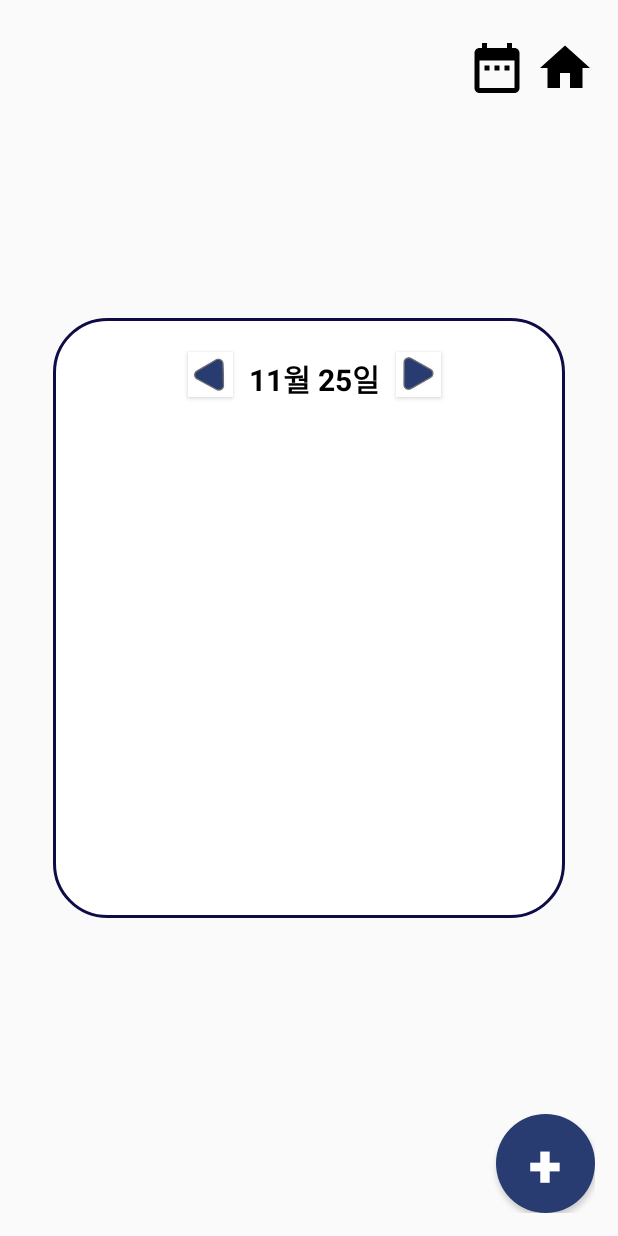
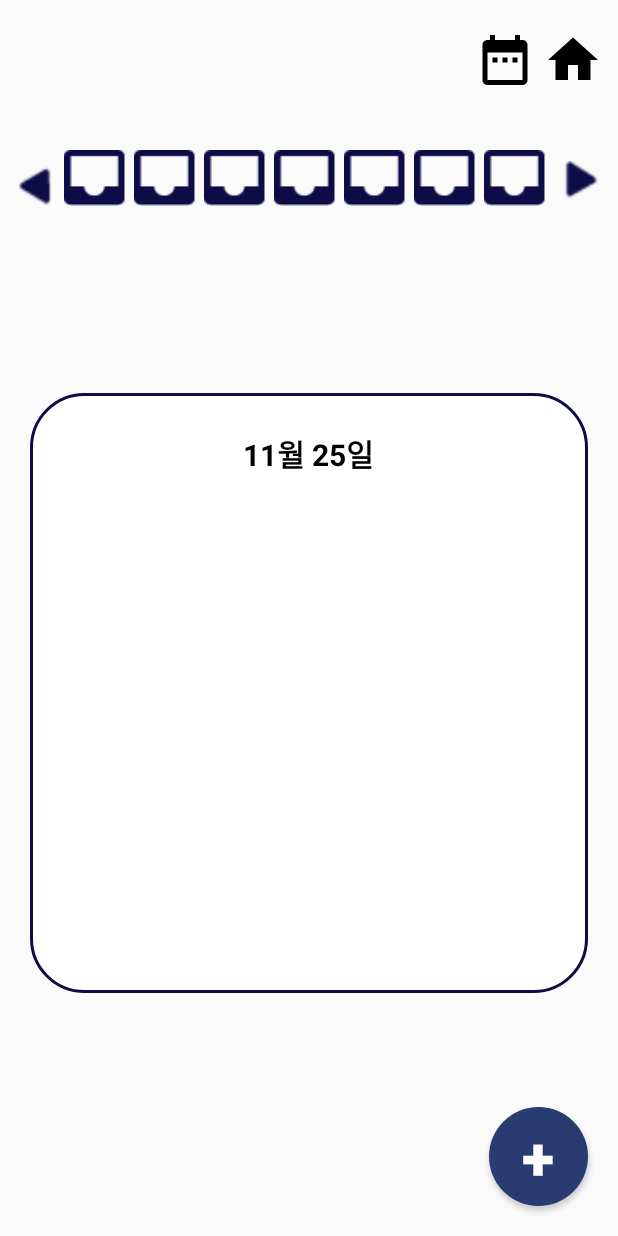
Before and after one commit to U-and-Me/TTODDO, an Android app: the main screen opened directly, with no data from a screen before it, after a tap on an icon or button, on a phone screen of 412 x 824 dp. Run offline under Robolectric (Android 15) with nearby library versions, the phone set to English and light mode, and no system bars; 1 statement that could not run was skipped.

Commit message:
todolist xml 수정

```diff
--- a/app/src/main/java/com/cookandroid/todolist/main.java
+++ b/app/src/main/java/com/cookandroid/todolist/main.java
@@ -85,46 +85,35 @@ public class main extends AppCompatActivity {
         month = cal.get(Calendar.MONTH) + 1;
         date = cal.get(Calendar.DATE);
 
+        selectDB();
+
         if(month < 10){
             if(date < 10)
                 txtDate.setText("0"+month+"월 "+"0"+date+"일");
             else
                 txtDate.setText("0"+month+"월 "+date+"일");
-        }else{
-            if(date < 10)
-                txtDate.setText(month+"월 "+"0"+date+"일");
+        }else {
+            if (date < 10)
+                txtDate.setText(month + "월 " + "0" + date + "일");
             else
-                txtDate.setText(month+"월 "+date+"일");
+                txtDate.setText(month + "월 " + date + "일");
         }
+    } //onCreate
 
-        sqlDB = listHelper.getWritableDatabase();
-        cursor = sqlDB.rawQuery("SELECT todo FROM " + "listTBL"+" WHERE year = "+year+" AND month ="+month+" AND date ="+date+";", null);
+    public void selectDB(){
+        sqlDB = listHelper.getReadableDatabase();
+        Cursor cursor = sqlDB.rawQuery("SELECT todo FROM " + "listTBL"+" WHERE year = "+year+" AND month ="+month+" AND date ="+date+";", null);
         String todo = "";
 
         while (cursor.moveToNext()){
             todo = cursor.getString(cursor.getColumnIndex("todo"));
             CheckBox chk = new CheckBox(this);
             chk.setText(todo);
-            linearlist.addView(chk); // 체크박스 추가
-        }
-        cursor.close();
-        sqlDB.close();
-
-    }
-/*
-    public void selectDB(){
-        sqlDB = listHelper.getReadableDatabase();
-        Cursor cursor = sqlDB.rawQuery("SELECT Id FROM " + "listTBL"+" WHERE year = "+year+" AND month ="+month+" AND date ="+date+";", null);
-        String todo = "";
-
-        while (cursor.moveToNext()){
-            todo = cursor.getString(cursor.getColumnIndex("todo"));
-            CheckBox chk = new CheckBox(this);
-            chk.setText(todo);
+            chk.setTextSize(18);
             linearlist.addView(chk); // 체크박스 추가
         }
         cursor.close();
         sqlDB.close();
     }
-    */
+
 }
--- a/app/src/main/res/layout/todolist.xml
+++ b/app/src/main/res/layout/todolist.xml
@@ -1,14 +1,14 @@
 <?xml version="1.0" encoding="utf-8"?>
 <FrameLayout xmlns:android="http://schemas.android.com/apk/res/android"
     android:orientation="vertical" android:layout_width="match_parent"
-    android:layout_height="match_parent"
-    android:padding="15dp">
+    android:layout_height="match_parent">
 
     <LinearLayout
         android:layout_width="wrap_content"
         android:layout_height="wrap_content"
-        android:layout_marginTop="10dp"
+        android:layout_marginTop="20dp"
         android:layout_marginBottom="50dp"
+        android:layout_marginRight="10dp"
         android:layout_gravity="right">
         <Button
             android:id="@+id/btnCal"
@@ -61,13 +61,166 @@
             android:background="@drawable/button_round2"
             android:textSize="23sp"/>
     </LinearLayout>
+
 -->
 
     <LinearLayout
+        android:layout_width="wrap_content"
+        android:layout_height="wrap_content"
+        android:layout_gravity="center_horizontal"
+        android:layout_marginTop="100dp">
+
+        <Button
+            android:id="@+id/btnLeft"
+            android:layout_width="30dp"
+            android:layout_height="30dp"
+            android:layout_gravity="bottom"
+            android:background="@drawable/btn_left"
+            android:baselineAligned="false" />
+
+        <ImageView
+            android:id="@+id/img_date1"
+            android:layout_width="wrap_content"
+            android:layout_height="wrap_content"
+            android:paddingRight="5dp"
+            android:src="@drawable/inbox" />
+
+        <ImageView
+            android:id="@+id/img_date2"
+            android:layout_width="wrap_content"
+            android:layout_height="wrap_content"
+            android:paddingRight="5dp"
+            android:src="@drawable/inbox" />
+
+        <ImageView
+            android:id="@+id/img_date3"
+            android:layout_width="wrap_content"
+            android:layout_height="wrap_content"
+            android:paddingRight="5dp"
+            android:src="@drawable/inbox" />
+
+        <ImageView
+            android:id="@+id/img_date4"
+            android:layout_width="wrap_content"
+            android:layout_height="wrap_content"
+            android:paddingRight="5dp"
+            android:src="@drawable/inbox" />
+
+        <ImageView
+            android:id="@+id/img_date5"
+            android:layout_width="wrap_content"
+            android:layout_height="wrap_content"
+            android:paddingRight="5dp"
+            android:src="@drawable/inbox" />
+
+        <ImageView
+            android:id="@+id/img_date6"
+            android:layout_width="wrap_content"
+            android:layout_height="wrap_content"
+            android:paddingRight="5dp"
+            android:src="@drawable/inbox" />
+
+        <ImageView
+            android:id="@+id/img_date7"
+            android:layout_width="wrap_content"
+            android:layout_height="wrap_content"
+            android:paddingRight="5dp"
+            android:src="@drawable/inbox" />
+
+        <Button
+            android:id="@+id/btnRight"
+            android:layout_width="30dp"
+            android:layout_height="30dp"
+            android:background="@drawable/btn_right"
+            android:layout_gravity="bottom"
+            android:baselineAligned="false" />
+    </LinearLayout>
+<!--
+    <LinearLayout
+        android:layout_width="400dp"
+        android:layout_height="wrap_content"
+        android:layout_gravity="center_horizontal"
+        android:layout_marginTop="100dp">
+
+        <TextView
+            android:id="@+id/txt_date1"
+            android:gravity="center"
+            android:text="20"
+            android:textSize="15sp"
+            android:textStyle="bold"
+            android:textColor="#0E1A39"
+            android:layout_width="57dp"
+            android:layout_height="wrap_content"/>
+
+        <TextView
+            android:id="@+id/txt_date2"
+            android:gravity="center"
+            android:text="20"
+            android:textSize="15sp"
+            android:textStyle="bold"
+            android:textColor="#0E1A39"
+            android:layout_width="57dp"
+            android:layout_height="wrap_content" />
+
+        <TextView
+            android:id="@+id/txt_date3"
+            android:gravity="center"
+            android:layout_width="57dp"
+            android:layout_height="wrap_content"
+            android:text="20"
+            android:textColor="#0E1A39"
+            android:textSize="15sp"
+            android:textStyle="bold" />
+
+        <TextView
+            android:id="@+id/txt_date4"
+            android:gravity="center"
+            android:text="20"
+            android:textSize="15sp"
+            android:textStyle="bold"
+            android:textColor="#0E1A39"
+            android:layout_width="57dp"
+            android:layout_height="wrap_content" />
+
+        <TextView
+            android:id="@+id/txt_date5"
+            android:gravity="center"
+            android:text="20"
+            android:textSize="15sp"
+            android:textStyle="bold"
+            android:textColor="#0E1A39"
+            android:layout_width="57dp"
+            android:layout_height="wrap_content"/>
+
+        <TextView
+            android:id="@+id/txt_date6"
+            android:gravity="center"
+            android:text="20"
+            android:textSize="15sp"
+            android:textStyle="bold"
+            android:textColor="#0E1A39"
+            android:layout_width="57dp"
+            android:layout_height="wrap_content"/>
+
+        <TextView
+            android:id="@+id/txt_date7"
+            android:gravity="center"
+            android:text="20"
+            android:textSize="15sp"
+            android:textStyle="bold"
+            android:textColor="#0E1A39"
+            android:layout_width="57dp"
+            android:layout_height="wrap_content" />
+
+    </LinearLayout>
+-->
+    <LinearLayout
         android:layout_width="match_parent"
         android:layout_height="400dp"
-        android:layout_margin="20dp"
-        android:layout_gravity="center_vertical"
+        android:layout_gravity="center"
+        android:layout_marginTop="50dp"
+        android:layout_marginLeft="20dp"
+        android:layout_marginRight="20dp"
         android:background="@drawable/linearlayout_round"
         android:orientation="vertical">
 
@@ -75,16 +228,7 @@
             android:layout_width="match_parent"
             android:layout_height="wrap_content"
             android:layout_marginTop="20dp"
-            android:orientation="horizontal">
-
-            <Button
-                android:id="@+id/btnLeft"
-                android:layout_width="30dp"
-                android:layout_height="30dp"
-                android:layout_marginLeft="90dp"
-                android:layout_marginTop="-5dp"
-                android:layout_marginRight="5dp"
-                android:background="@drawable/btn1" />
+            android:gravity="center_horizontal">
 
             <TextView
                 android:id="@+id/txtDay"
@@ -95,19 +239,11 @@
                 android:textColor="#000000"
                 android:textSize="20sp"
                 android:textStyle="bold" />
-
-            <Button
-                android:id="@+id/btnRight"
-                android:layout_width="30dp"
-                android:layout_height="30dp"
-                android:layout_marginLeft="5dp"
-                android:layout_marginTop="-5dp"
-                android:background="@drawable/btn2" />
         </LinearLayout>
 
         <ScrollView
             android:layout_width="match_parent"
-            android:layout_height="400dp"
+            android:layout_height="300dp"
             android:layout_marginLeft="15dp"
             android:layout_marginTop="20dp"
             android:layout_marginRight="15dp">
@@ -128,6 +264,7 @@
         android:layout_width="66dp"
         android:layout_height="66dp"
         android:layout_gravity="right|bottom"
+        android:layout_margin="20dp"
         android:text="+"
         android:textColor="#ffffff"
         android:textSize="40sp"
```
Also changed, not shown: app/src/main/res/drawable/btn1.JPG (deleted), app/src/main/res/drawable/btn2.JPG (deleted), app/src/main/res/drawable/btn_left.png (added), app/src/main/res/drawable/btn_right.png (added), app/src/main/res/drawable/inbox.png (added).
